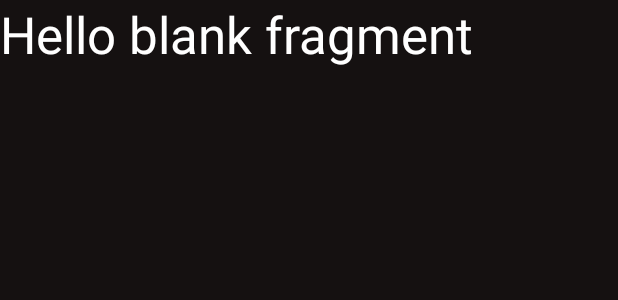
After one commit to artigaspe/3PM_TA_artigaspe, an Android app: the layout fragment_night_mode.xml on its own in the app's theme, with its tools: preview values and no code run, on a phone screen of 412 x 824 dp. The commit adds this screen. Shown: the top 300 px of the screen. Run offline under Robolectric (Android 15) with nearby library versions, the phone set to English and light mode, and no system bars.

Commit message:
fragments

```diff
--- /dev/null
+++ b/clases/session03/app/src/main/res/layout/fragment_night_mode.xml
@@ -0,0 +1,19 @@
+<?xml version="1.0" encoding="utf-8"?>
+<FrameLayout xmlns:android="http://schemas.android.com/apk/res/android"
+    xmlns:tools="http://schemas.android.com/tools"
+    android:layout_width="match_parent"
+    android:layout_height="match_parent"
+    android:background="#1B1B1B"
+    android:backgroundTint="#FFFFFF"
+    tools:context=".NightModeFragment">
+
+    <!-- TODO: Update blank fragment layout -->
+    <TextView
+        android:layout_width="match_parent"
+        android:layout_height="match_parent"
+        android:background="#151111"
+        android:text="@string/hello_blank_fragment"
+        android:textColor="#FFFFFF"
+        android:textSize="34sp" />
+
+</FrameLayout>
--- a/clases/session03/app/src/main/res/values/strings.xml
+++ b/clases/session03/app/src/main/res/values/strings.xml
@@ -1,3 +1,5 @@
 <resources>
     <string name="app_name">session03</string>
+    <!-- TODO: Remove or change this placeholder text -->
+    <string name="hello_blank_fragment">Hello blank fragment</string>
 </resources>
```
Also changed, not shown: clases/session03/app/src/main/AndroidManifest.xml (+9 -2 lines), clases/session03/app/src/main/java/com/example/session03/DayModeFragment.kt (added, +20 -0 lines), clases/session03/app/src/main/java/com/example/session03/NightModeFragment.kt (added, +19 -0 lines), clases/session03/app/src/main/res/layout/activity_main2.xml (+16 -2 lines), clases/session03/app/src/main/res/layout/fragment_day_mode.xml (added, +16 -0 lines).
